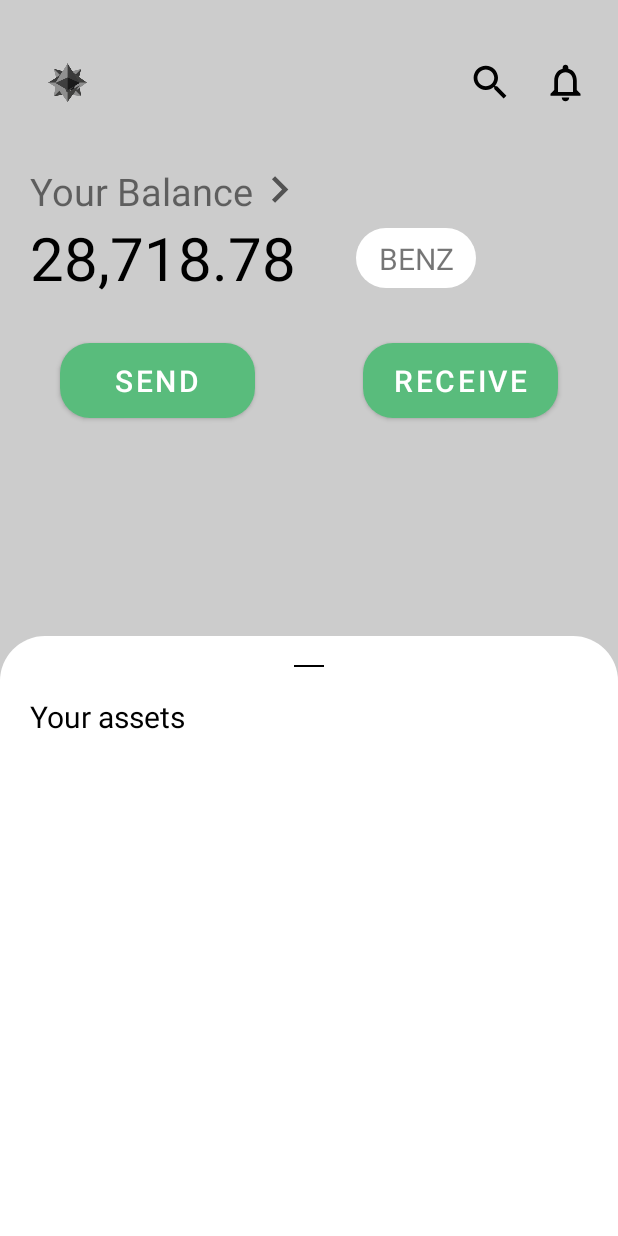
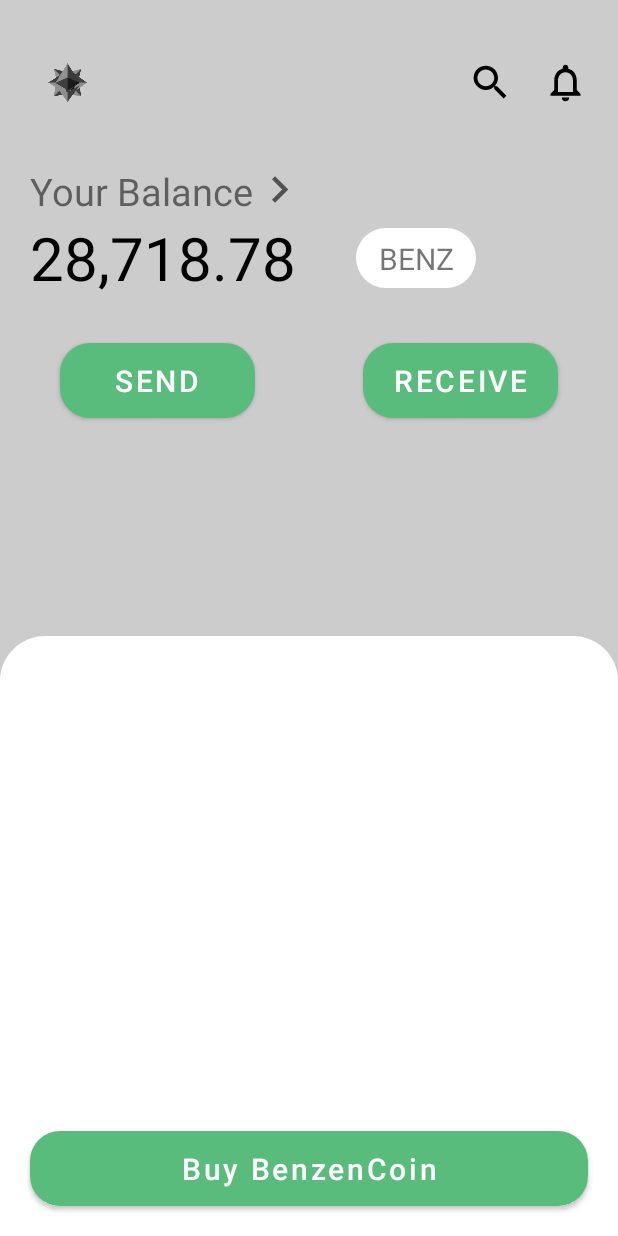
Before and after one commit to maxslimb/BenzeneCoin, an Android app: the layout activity_main.xml on its own in the app's theme, with its tools: preview values and no code run, on a phone screen of 412 x 824 dp. Run offline under Robolectric (Android 15) with nearby library versions, the phone set to English and light mode, and no system bars.

Commit message:
buy_benzeneCoin activity

```diff
--- a/app/src/main/AndroidManifest.xml
+++ b/app/src/main/AndroidManifest.xml
@@ -20,6 +20,9 @@
         android:roundIcon="@mipmap/ic_launcher_round"
         android:supportsRtl="true"
         android:theme="@style/Theme.BenzeneCoin">
+        <activity
+            android:name=".buy_benzenecoin"
+            android:exported="false" />
         <activity
             android:name=".send"
             android:exported="false" />
--- a/app/src/main/java/com/example/benzenecoin/MainActivity.kt
+++ b/app/src/main/java/com/example/benzenecoin/MainActivity.kt
@@ -1,5 +1,6 @@
 package com.example.benzenecoin
 
+import android.content.Context
 import android.content.Intent
 import android.content.SharedPreferences
 import android.net.wifi.WifiManager
@@ -19,6 +20,7 @@ class MainActivity : AppCompatActivity() {
 
         val buttonClick = findViewById<Button>(R.id.send)
         val buttonClick1 = findViewById<Button>(R.id.receive)
+        val buttonClick2 = findViewById<Button>(R.id.buy_token_main)
         buttonClick.setOnClickListener {
             val intent = Intent(this, transaction_activity::class.java)
             startActivity(intent)
@@ -26,6 +28,11 @@ class MainActivity : AppCompatActivity() {
 
         buttonClick1.setOnClickListener {
             val intent = Intent(this, receiving::class.java)
+            startActivity(intent)
+        }
+
+        buttonClick2.setOnClickListener {
+            val intent = Intent(this, buy_benzenecoin::class.java)
             startActivity(intent)
         }
 
--- a/app/src/main/res/layout/activity_main.xml
+++ b/app/src/main/res/layout/activity_main.xml
@@ -136,27 +136,20 @@
 
     </View>
 
-    <ImageView
-        android:id="@+id/minus"
-        android:layout_width="200dp"
-        android:layout_height="20dp"
-        android:src="@drawable/minus"
-        android:layout_marginTop="10dp"
-        app:layout_constraintEnd_toEndOf="@id/new_view"
-        app:layout_constraintStart_toStartOf="@+id/new_view"
-        app:layout_constraintTop_toTopOf="@id/new_view" />
-
-    <TextView
-        android:id="@+id/asset"
-        android:layout_width="wrap_content"
-        android:layout_height="wrap_content"
-        android:text="Your assets"
-        android:layout_marginTop="10dp"
-        android:layout_marginLeft="20dp"
-        android:textColor="@color/black"
+    <Button
+        android:id="@+id/buy_token_main"
+        android:layout_width="0dp"
+        android:layout_height="50dp"
+        android:layout_margin="20dp"
+        android:layout_marginTop="30dp"
+        android:background="@drawable/round_corner"
+        android:text="Buy BenzenCoin"
+        android:textAllCaps="false"
+        android:textColor="@color/white"
         android:textSize="20dp"
-        app:layout_constraintTop_toBottomOf="@id/minus"
-        app:layout_constraintLeft_toLeftOf="@id/new_view"/>
+        app:layout_constraintBottom_toBottomOf="parent"
+        app:layout_constraintStart_toStartOf="parent"
+        app:layout_constraintEnd_toEndOf="parent"/>
 
 
 </androidx.constraintlayout.widget.ConstraintLayout>
```
